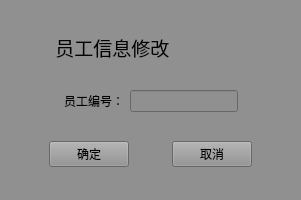
Qt form Deca/management/staff_modify.ui (summerfll/wms) before a commit.
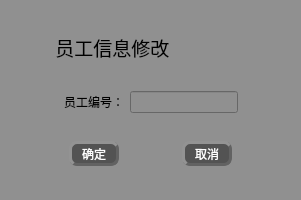
The same form after that commit.

Diff of the .ui file:
```diff
--- a/Deca/management/staff_modify.ui
+++ b/Deca/management/staff_modify.ui
@@ -150,6 +150,36 @@
      </item>
      <item>
       <widget class="QPushButton" name="pushButton">
+       <property name="minimumSize">
+        <size>
+         <width>50</width>
+         <height>25</height>
+        </size>
+       </property>
+       <property name="maximumSize">
+        <size>
+         <width>50</width>
+         <height>25</height>
+        </size>
+       </property>
+       <property name="styleSheet">
+        <string notr="true">QPushButton{
+font: 75 11pt &quot;微软雅黑&quot;;
+color:rgb(255, 255, 255);
+background-color: rgb(83, 83, 83);
+border-radius: 8px;
+border: 3px groove rgb(98, 98, 98);
+border-style: outset;
+}
+QPushButton:pressed{
+border-style: inset;
+}
+QPushButton:hover{
+background-color:rgb(0, 0, 0);
+}
+
+</string>
+       </property>
        <property name="text">
         <string>确定</string>
        </property>
@@ -170,6 +200,36 @@
      </item>
      <item>
       <widget class="QPushButton" name="pushButton_2">
+       <property name="minimumSize">
+        <size>
+         <width>50</width>
+         <height>25</height>
+        </size>
+       </property>
+       <property name="maximumSize">
+        <size>
+         <width>50</width>
+         <height>25</height>
+        </size>
+       </property>
+       <property name="styleSheet">
+        <string notr="true">QPushButton{
+font: 75 11pt &quot;微软雅黑&quot;;
+color:rgb(255, 255, 255);
+background-color: rgb(83, 83, 83);
+border-radius: 8px;
+border: 3px groove rgb(98, 98, 98);
+border-style: outset;
+}
+QPushButton:pressed{
+border-style: inset;
+}
+QPushButton:hover{
+background-color:rgb(0, 0, 0);
+}
+
+</string>
+       </property>
        <property name="text">
         <string>取消</string>
        </property>
```
